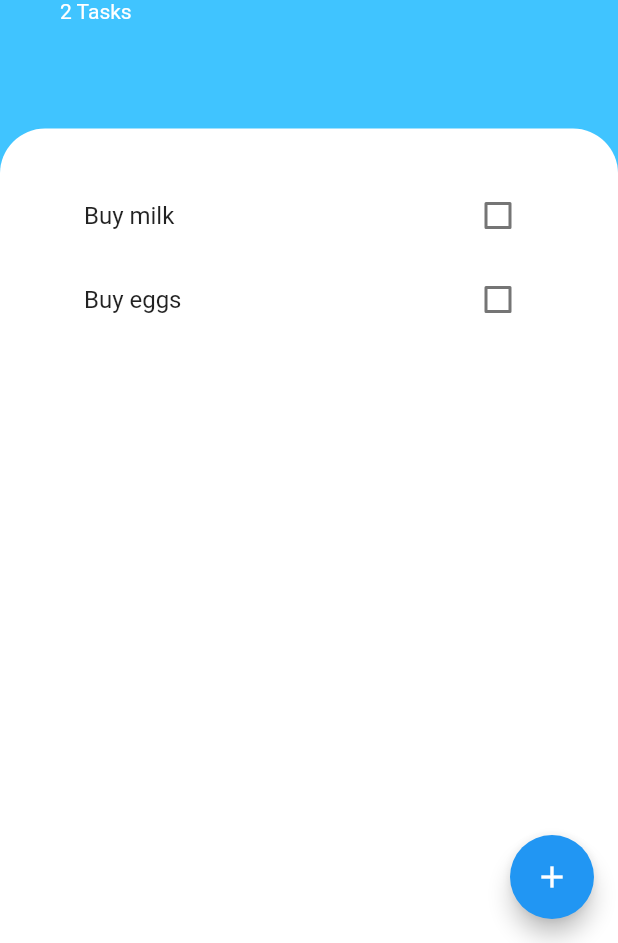
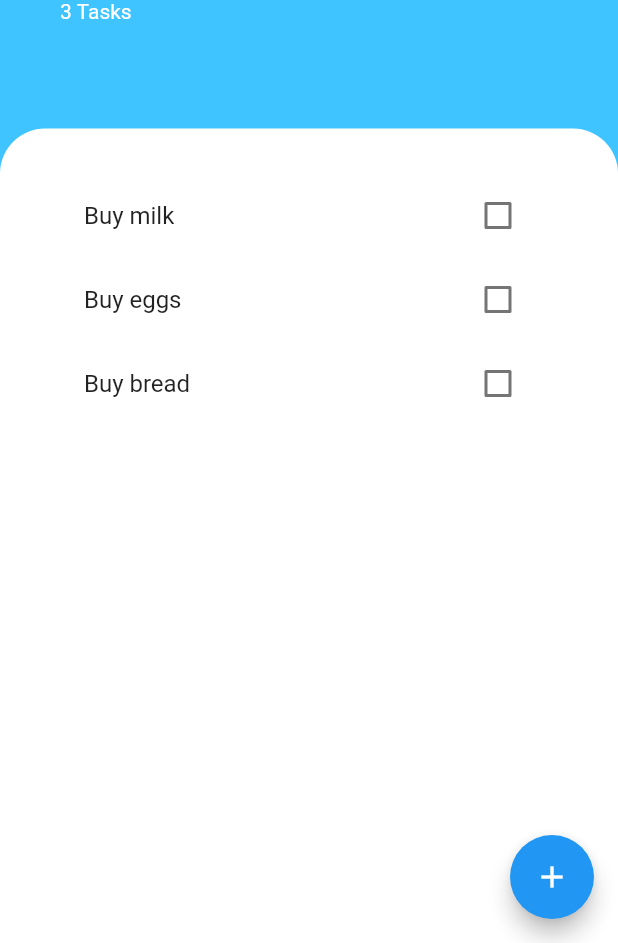
Before and after one commit to ug2454/Todoey, a Flutter app: the screen it shows after launch, on a phone screen of 412 x 824 dp, the part 293-1236 px from its top. Run offline on Flutter 3.47's test engine with Material 2 defaults, Android fonts, the phone set to English and light mode, and no system bars.

Commit message:
change notifier to add, delete tasks

```diff
--- a/lib/models/task_data.dart
+++ b/lib/models/task_data.dart
@@ -1,11 +1,33 @@
+import 'dart:collection';
+
 import 'package:flutter/widgets.dart';
 import 'package:todoey_flutter/models/task.dart';
 
-class Data extends ChangeNotifier{
-  List<Task> taskList = [
+class Data extends ChangeNotifier {
+  bool isCompleted = false;
+
+  List<Task> _taskList = [
     Task(task: 'Buy milk'),
     Task(task: 'Buy eggs'),
+    Task(task: 'Buy bread'),
   ];
 
+  int get taskListLength => _taskList.length;
 
+  void addTask(String newTask) {
+    _taskList.add(Task(task: newTask));
+    notifyListeners();
+  }
+
+  void deleteTask(Task task) {
+    _taskList.remove(task);
+    notifyListeners();
+  }
+
+  void toggle(Task task) {
+    task.toggle();
+    notifyListeners();
+  }
+
+  UnmodifiableListView<Task> get taskList => UnmodifiableListView(_taskList);
 }
--- a/lib/screens/tasks_screen.dart
+++ b/lib/screens/tasks_screen.dart
@@ -6,12 +6,7 @@ import 'package:todoey_flutter/models/task_data.dart';
 import 'package:todoey_flutter/screens/add_task_screen.dart';
 import 'package:todoey_flutter/widgets/tasks_list.dart';
 
-class TasksScreen extends StatefulWidget {
-  @override
-  _TasksScreenState createState() => _TasksScreenState();
-}
-
-class _TasksScreenState extends State<TasksScreen> {
+class TasksScreen extends StatelessWidget {
   @override
   Widget build(BuildContext context) {
     return Scaffold(
@@ -25,17 +20,7 @@ class _TasksScreenState extends State<TasksScreen> {
               child: Container(
                 padding: EdgeInsets.only(
                     bottom: MediaQuery.of(context).viewInsets.bottom),
-                child: AddTaskList(
-                  addToList: (title) {
-                    print(title);
-                    setState(() {
-                      Provider.of<Data>(context)
-                          .taskList
-                          .add(Task(task: title));
-                      Navigator.pop(context);
-                    });
-                  },
-                ),
+                child: AddTaskList(),
               ),
             ),
           );
@@ -72,7 +57,7 @@ class _TasksScreenState extends State<TasksScreen> {
                         fontWeight: FontWeight.bold),
                   ),
                   Text(
-                    '${Provider.of<Data>(context).taskList.length} Tasks',
+                    '${Provider.of<Data>(context).taskListLength} Tasks',
                     style: TextStyle(color: Colors.white),
                   ),
                 ],
--- a/lib/widgets/tasks_list.dart
+++ b/lib/widgets/tasks_list.dart
@@ -4,27 +4,39 @@ import 'package:todoey_flutter/models/task.dart';
 import 'package:todoey_flutter/models/task_data.dart';
 import 'package:todoey_flutter/widgets/tasks_tile.dart';
 
-class TasksList extends StatefulWidget {
-  @override
-  _TasksListState createState() => _TasksListState();
-}
-
-class _TasksListState extends State<TasksList> {
+class TasksList extends StatelessWidget {
   @override
   Widget build(BuildContext context) {
-    return ListView.builder(
-      shrinkWrap: true,
-      itemCount: Provider.of<Data>(context).taskList.length,
-      padding: EdgeInsets.symmetric(horizontal: 40.0, vertical: 30.0),
-      itemBuilder: (context, index) {
-        return TasksTile(
-            task: Provider.of<Data>(context).taskList[index].task,
-            isChecked: Provider.of<Data>(context).taskList[index].isCompleted,
-            checkboxCallback: (checkboxState) {
-              setState(() {
-                Provider.of<Data>(context).taskList[index].toggle();
-              });
-            });
+    return Consumer<Data>(
+      builder: (context, value, child) {
+        return ListView.builder(
+          shrinkWrap: true,
+          itemCount: value.taskListLength,
+          padding: EdgeInsets.symmetric(horizontal: 40.0, vertical: 30.0),
+          itemBuilder: (context, index) {
+            final task = value.taskList[index];
+            return GestureDetector(
+              onLongPressStart: (details) {
+                value.deleteTask(task);
+                Scaffold.of(context).showSnackBar(
+                  SnackBar(
+                    backgroundColor: Colors.lightBlueAccent,
+                    content: Text(
+                      'Item is deleted!',
+                      style: TextStyle(color: Colors.white),
+                    ),
+                  ),
+                );
+              },
+              child: TasksTile(
+                  task: task.task,
+                  isChecked: task.isCompleted,
+                  checkboxCallback: (checkboxState) {
+                    value.toggle(task);
+                  }),
+            );
+          },
+        );
       },
     );
   }
```
Also changed, not shown: lib/screens/add_task_screen.dart (+5 -4 lines).
